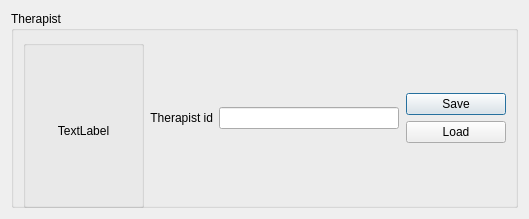
First picture: the form in therapist_select.ui, repository marchanero/Artemis, before the edit.
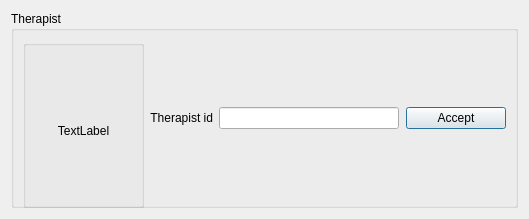
Second picture: the form after the edit.

Commit message: Creacion de la secuencia de apertura de las ventanas

The edit to the form file:
```diff
--- a/therapist_select.ui
+++ b/therapist_select.ui
@@ -112,20 +112,7 @@
            </size>
           </property>
           <property name="text">
-           <string>Save</string>
-          </property>
-         </widget>
-        </item>
-        <item>
-         <widget class="QPushButton" name="load_therapist_button">
-          <property name="minimumSize">
-           <size>
-            <width>100</width>
-            <height>0</height>
-           </size>
-          </property>
-          <property name="text">
-           <string>Load</string>
+           <string>Accept</string>
           </property>
          </widget>
         </item>
```
The commit also changes 5 other files.
